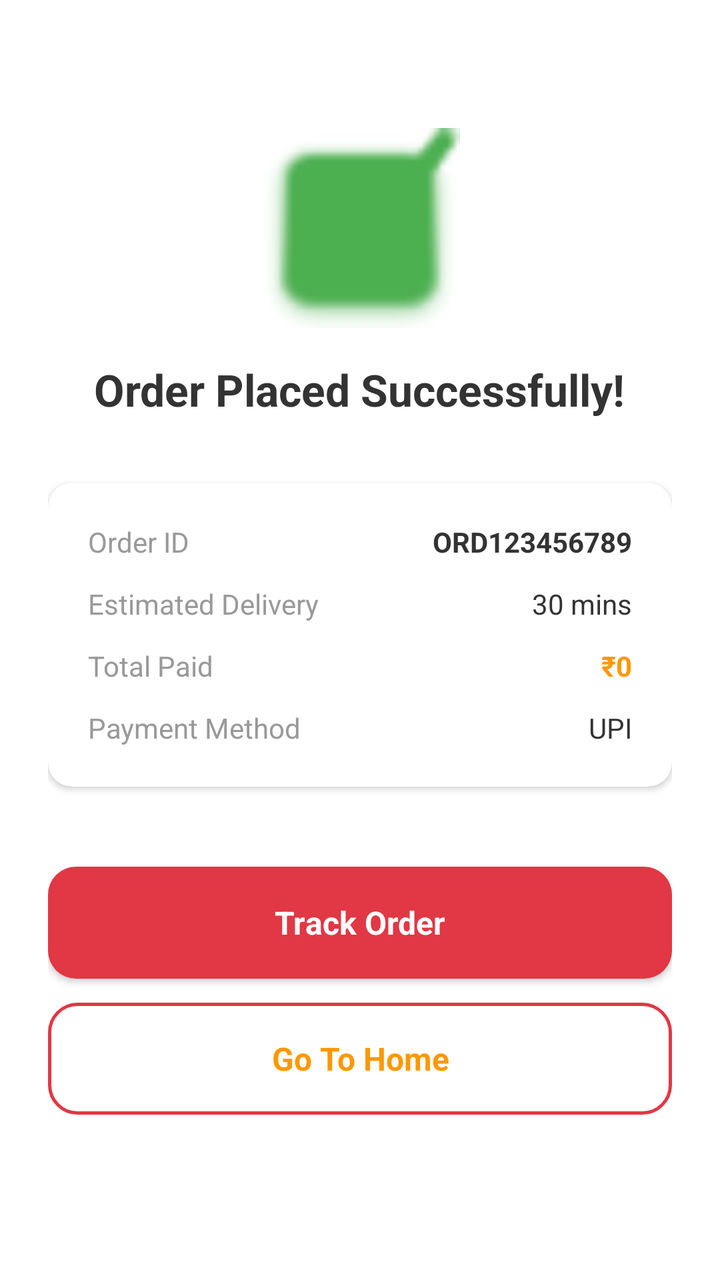
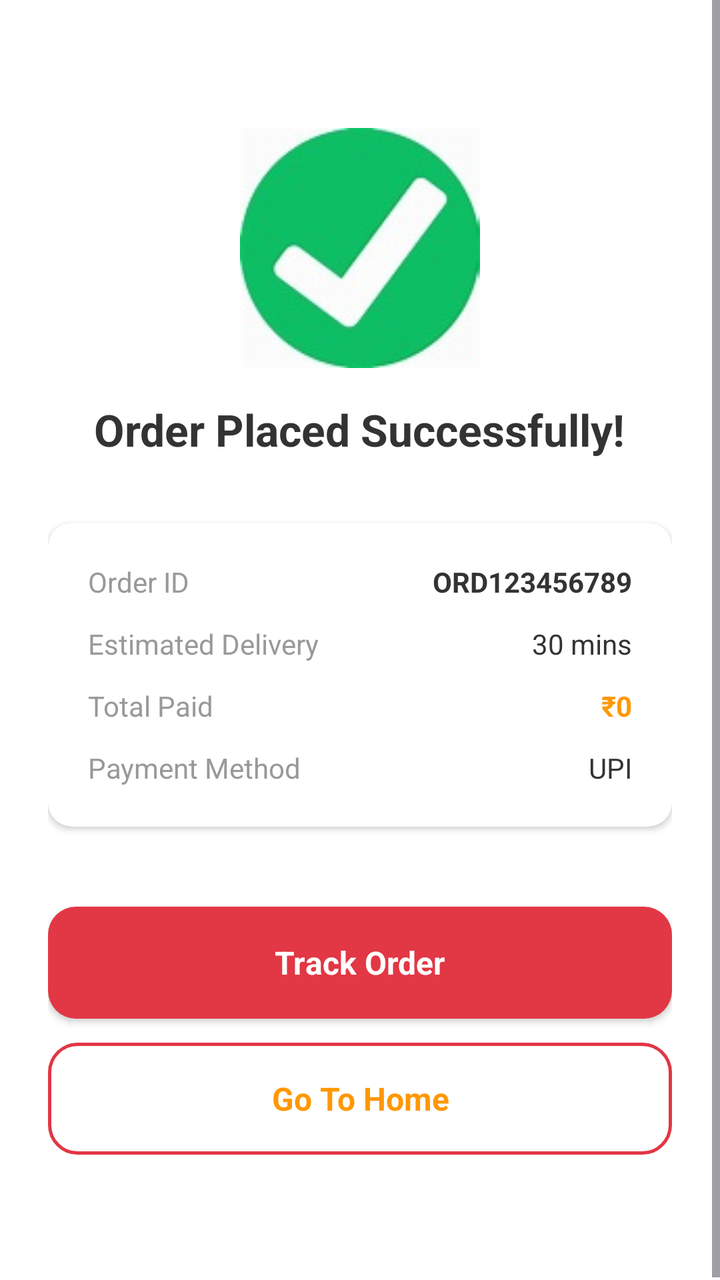

Two renders of the same Android screen: before a commit and after it. Below are the layout's source before the change and the commit's diff.
<!-- AndroidManifest.xml: application theme Theme.HomeCook -->
<!-- res/layout/activity_order_payment_success.xml -->
<?xml version="1.0" encoding="utf-8"?>
<ScrollView xmlns:android="http://schemas.android.com/apk/res/android"
    xmlns:app="http://schemas.android.com/apk/res-auto"
    android:layout_width="match_parent"
    android:layout_height="match_parent"
    android:background="#FFFFFF">

    <LinearLayout
        android:layout_width="match_parent"
        android:layout_height="wrap_content"
        android:gravity="center_horizontal"
        android:orientation="vertical"
        android:padding="24dp">

        <ImageView
            android:layout_width="100dp"
            android:layout_height="100dp"
            android:layout_marginTop="40dp"
            android:src="@android:drawable/checkbox_on_background"
            app:tint="#4CAF50" />

        <TextView
            android:layout_width="wrap_content"
            android:layout_height="wrap_content"
            android:layout_marginTop="16dp"
            android:text="Order Placed Successfully!"
            android:textColor="#333333"
            android:textSize="22sp"
            android:textStyle="bold" />

        <androidx.cardview.widget.CardView
            android:layout_width="match_parent"
            android:layout_height="wrap_content"
            android:layout_marginTop="32dp"
            app:cardCornerRadius="12dp"
            app:cardElevation="2dp">

            <LinearLayout
                android:layout_width="match_parent"
                android:layout_height="wrap_content"
                android:orientation="vertical"
                android:padding="20dp">

                <RelativeLayout
                    android:layout_width="match_parent"
                    android:layout_height="wrap_content"
                    android:layout_marginBottom="12dp">
                    <TextView
                        android:layout_width="wrap_content"
                        android:layout_height="wrap_content"
                        android:text="Order ID"
                        android:textColor="#999999" />
                    <TextView
                        android:id="@+id/tvOrderSuccessId"
                        android:layout_width="wrap_content"
                        android:layout_height="wrap_content"
                        android:layout_alignParentEnd="true"
                        android:text="ORD123456789"
                        android:textColor="#333333"
                        android:textStyle="bold" />
                </RelativeLayout>

                <RelativeLayout
                    android:layout_width="match_parent"
                    android:layout_height="wrap_content"
                    android:layout_marginBottom="12dp">
                    <TextView
                        android:layout_width="wrap_content"
                        android:layout_height="wrap_content"
                        android:text="Estimated Delivery"
                        android:textColor="#999999" />
                    <TextView
                        android:layout_width="wrap_content"
                        android:layout_height="wrap_content"
                        android:layout_alignParentEnd="true"
                        android:text="30 mins"
                        android:textColor="#333333" />
                </RelativeLayout>

                <RelativeLayout
                    android:layout_width="match_parent"
                    android:layout_height="wrap_content"
                    android:layout_marginBottom="12dp">
                    <TextView
                        android:layout_width="wrap_content"
                        android:layout_height="wrap_content"
                        android:text="Total Paid"
                        android:textColor="#999999" />
                    <TextView
                        android:id="@+id/tvOrderSuccessTotal"
                        android:layout_width="wrap_content"
                        android:layout_height="wrap_content"
                        android:layout_alignParentEnd="true"
                        android:text="₹0"
                        android:textColor="#FF9800"
                        android:textStyle="bold" />
                </RelativeLayout>

                <RelativeLayout
                    android:layout_width="match_parent"
                    android:layout_height="wrap_content">
                    <TextView
                        android:layout_width="wrap_content"
                        android:layout_height="wrap_content"
                        android:text="Payment Method"
                        android:textColor="#999999" />
                    <TextView
                        android:id="@+id/tvOrderSuccessPayment"
                        android:layout_width="wrap_content"
                        android:layout_height="wrap_content"
                        android:layout_alignParentEnd="true"
                        android:text="UPI"
                        android:textColor="#333333" />
                </RelativeLayout>

            </LinearLayout>
        </androidx.cardview.widget.CardView>

        <Button
            android:id="@+id/btnTrackOrder"
            android:layout_width="match_parent"
            android:layout_height="56dp"
            android:layout_marginTop="40dp"
            android:background="@drawable/btn_rounded"
            android:text="Track Order"
            android:textAllCaps="false"
            android:textColor="#FFFFFF"
            android:textSize="16sp"
            android:textStyle="bold" />

        <Button
            android:id="@+id/btnOrderGoHome"
            android:layout_width="match_parent"
            android:layout_height="56dp"
            android:layout_marginTop="12dp"
            android:layout_marginBottom="40dp"
            android:background="@drawable/bg_button_outline"
            android:text="Go To Home"
            android:textAllCaps="false"
            android:textColor="#FF9800"
            android:textSize="16sp"
            android:textStyle="bold" />

    </LinearLayout>
</ScrollView>
<!-- resources referenced by this layout -->
<resources>
  <!-- drawable bg_button_outline (drawable) -->
  <?xml version="1.0" encoding="utf-8"?>
  <ripple xmlns:android="http://schemas.android.com/apk/res/android"
      android:color="@color/ripple">
      <item>
          <shape android:shape="rectangle">
              <solid android:color="@android:color/transparent" />
              <stroke android:width="1.5dp" android:color="@color/primary" />
              <corners android:radius="14dp" />
          </shape>
      </item>
  </ripple>
  <!-- drawable btn_rounded (drawable) -->
  <?xml version="1.0" encoding="utf-8"?>
  <ripple xmlns:android="http://schemas.android.com/apk/res/android"
      android:color="@color/ripple">
      <item>
          <shape android:shape="rectangle">
              <solid android:color="@color/primary" />
              <corners android:radius="14dp" />
          </shape>
      </item>
  </ripple>
  <style name="Theme.HomeCook" parent="Base.Theme.HomeCook" />
  <color name="ripple">#14000000</color>
  <color name="primary">#E23744</color>
  <style name="Base.Theme.HomeCook" parent="Theme.Material3.Light.NoActionBar">
          <item name="colorPrimary">@color/primary</item>
          <item name="colorPrimaryContainer">@color/primary_light</item>
          <item name="colorOnPrimary">@color/text_on_primary</item>
          <item name="colorSecondary">@color/accent</item>
          <item name="colorSurface">@color/surface</item>
          <item name="colorOnSurface">@color/text_primary</item>
          <item name="android:colorBackground">@color/background</item>
          <item name="android:statusBarColor">@android:color/transparent</item>
          <item name="android:windowLightStatusBar">true</item>
          <item name="android:fontFamily">sans-serif</item>
      </style>
  <color name="primary_light">#FF6F61</color>
  <color name="text_on_primary">#FFFFFF</color>
  <color name="accent">#FF9800</color>
  <color name="surface">#FFFFFF</color>
  <color name="text_primary">#1C1B1F</color>
  <color name="background">#F7F7F8</color>
</resources>

<!-- the commit's change to res/layout/activity_order_payment_success.xml (unified diff, before → after) -->
@@ -13,11 +13,11 @@
         android:padding="24dp">
 
         <ImageView
-            android:layout_width="100dp"
-            android:layout_height="100dp"
+            android:layout_width="120dp"
+            android:layout_height="120dp"
             android:layout_marginTop="40dp"
-            android:src="@android:drawable/checkbox_on_background"
-            app:tint="#4CAF50" />
+            android:src="@drawable/payment_successful"
+            android:scaleType="centerCrop" />
 
         <TextView
             android:layout_width="wrap_content"
<!-- resource entries referenced after the edit -->
@@ -23,6 +23,7 @@
           </shape>
       </item>
   </ripple>
+  <!-- drawable payment_successful: jpeg bitmap (drawable, 5737 bytes) -->
   <style name="Theme.HomeCook" parent="Base.Theme.HomeCook" />
   <color name="ripple">#14000000</color>
   <color name="primary">#E23744</color>
